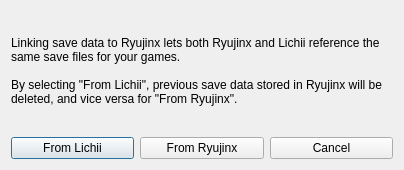
Qt form src/yuzu/ryujinx_dialog.ui (Riddsc/satronho-nx) before a commit.
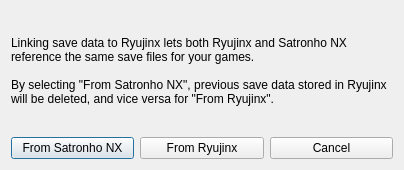
The same form after that commit.

Commit message:
Medidor de rendimiento desde nx2_switches.txt y textos con el nombre Satronho NX
- nx2_profile: EDEN_NX2_GPU_PROFILE se leía antes de main(), así que
  no funcionaba desde nx2_switches.txt; ahora se lee al primer uso
- Ventanas, diálogos y atajos muestran "Satronho NX" en lugar de "Lichii"
  (los créditos a Lichii, Eglantine y Eden se mantienen en "Acerca de")

```diff
--- a/src/yuzu/ryujinx_dialog.ui
+++ b/src/yuzu/ryujinx_dialog.ui
@@ -23,9 +23,9 @@
       </sizepolicy>
      </property>
      <property name="text">
-      <string>Linking save data to Ryujinx lets both Ryujinx and Lichii reference the same save files for your games.
+      <string>Linking save data to Ryujinx lets both Ryujinx and Satronho NX reference the same save files for your games.
 
-By selecting &quot;From Lichii&quot;, previous save data stored in Ryujinx will be deleted, and vice versa for &quot;From Ryujinx&quot;.</string>
+By selecting &quot;From Satronho NX&quot;, previous save data stored in Ryujinx will be deleted, and vice versa for &quot;From Ryujinx&quot;.</string>
      </property>
      <property name="wordWrap">
       <bool>true</bool>
@@ -37,7 +37,7 @@
      <item>
       <widget class="QPushButton" name="eden">
        <property name="text">
-      <string>From Lichii</string>
+      <string>From Satronho NX</string>
        </property>
       </widget>
      </item>
```
The commit also changes 18 other files.
